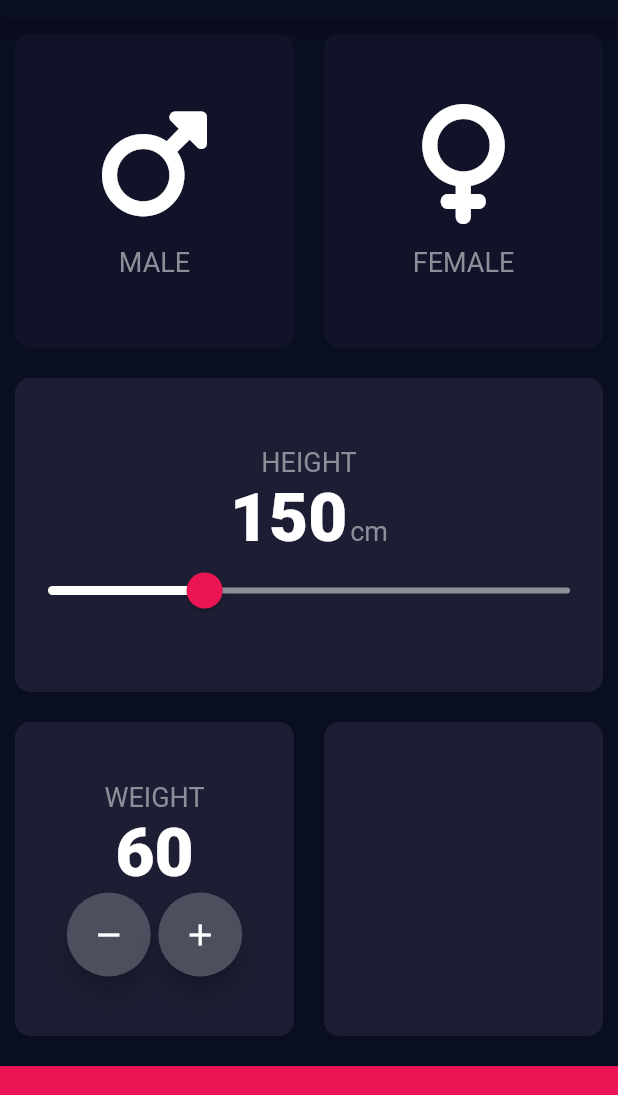
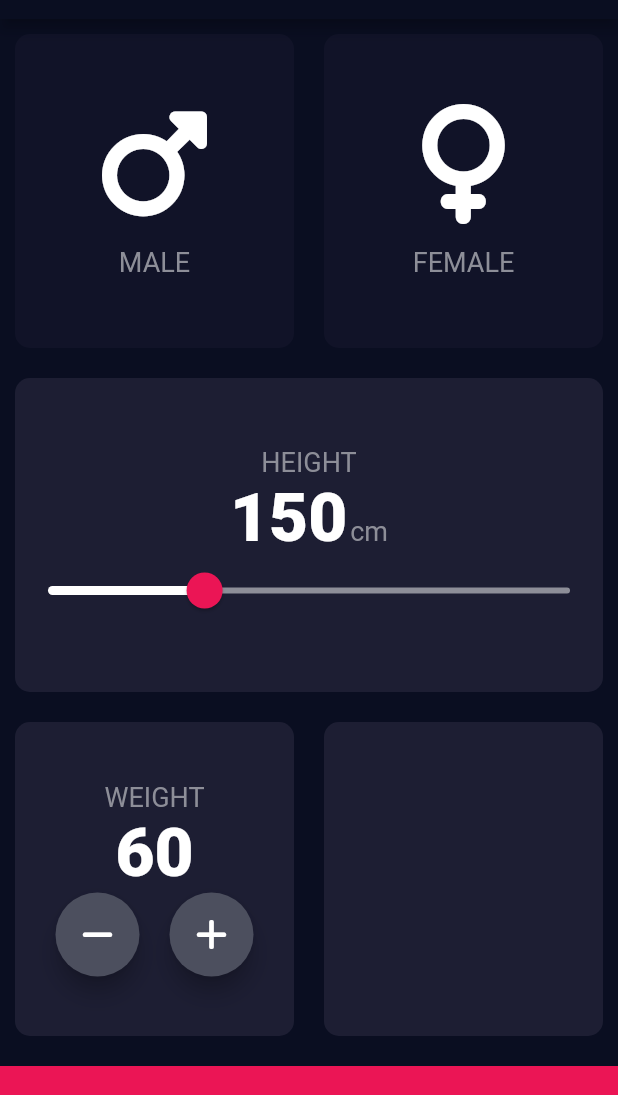
Before and after one commit to HimJan7/bmi_calculator, a Flutter app: the screen it shows after launch, on a phone screen of 412 x 824 dp, the part 65-1160 px from its top. Run offline on Flutter 3.47's test engine with Material 2 defaults, Android fonts, the phone set to English and light mode, and no system bars; our stand-ins replace font_awesome_flutter.

```diff
--- a/lib/input_page.dart
+++ b/lib/input_page.dart
@@ -10,6 +10,8 @@ enum Gender {
   none,
 }
 
+int weight = 60;
+
 class InputPage extends StatefulWidget {
   const InputPage({super.key});
 
@@ -20,7 +22,7 @@ class InputPage extends StatefulWidget {
 class InputPageState extends State<InputPage> {
   Gender selectedGender = Gender.none;
   int height = 150;
-  int weight = 60;
+
   @override
   Widget build(BuildContext context) {
     return Scaffold(
@@ -140,24 +142,24 @@ class InputPageState extends State<InputPage> {
                           Row(
                               mainAxisAlignment: MainAxisAlignment.center,
                               children: [
-                                FloatingActionButton(
-                                  onPressed: () {},
-                                  child: Icon(
-                                    Icons.remove,
-                                    color: Colors.white,
-                                  ),
-                                  backgroundColor: Color(0xFF4C4F5E),
+                                RoundIconButton(
+                                  iconType: FontAwesomeIcons.minus,
+                                  onPressed: () {
+                                    setState(() {
+                                      if (weight > 50) weight--;
+                                    });
+                                  },
                                 ),
                                 SizedBox(
-                                  width: 5,
+                                  width: 20.0,
                                 ),
-                                FloatingActionButton(
-                                  onPressed: () {},
-                                  child: Icon(
-                                    Icons.add,
-                                    color: Colors.white,
-                                  ),
-                                  backgroundColor: Color(0xFF4C4F5E),
+                                RoundIconButton(
+                                  iconType: FontAwesomeIcons.plus,
+                                  onPressed: () {
+                                    setState(() {
+                                      if (weight < 120) weight++;
+                                    });
+                                  },
                                 ),
                               ])
                         ],
@@ -185,3 +187,23 @@ class InputPageState extends State<InputPage> {
         ));
   }
 }
+
+class RoundIconButton extends StatelessWidget {
+  RoundIconButton({required this.iconType, required this.onPressed});
+  final IconData iconType;
+  final VoidCallback onPressed;
+  @override
+  Widget build(BuildContext context) {
+    return RawMaterialButton(
+      elevation: 6.0,
+      constraints: BoxConstraints.tightFor(
+        width: 56.0,
+        height: 56.0,
+      ),
+      shape: CircleBorder(),
+      fillColor: Color(0xFF4C4F5E),
+      child: Icon(iconType),
+      onPressed: onPressed,
+    );
+  }
+}
```
